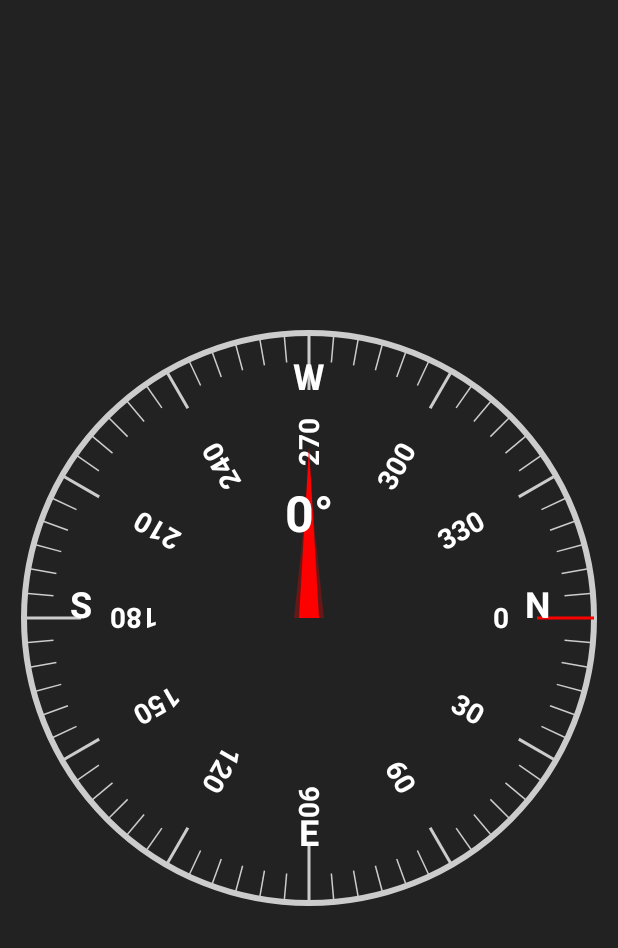
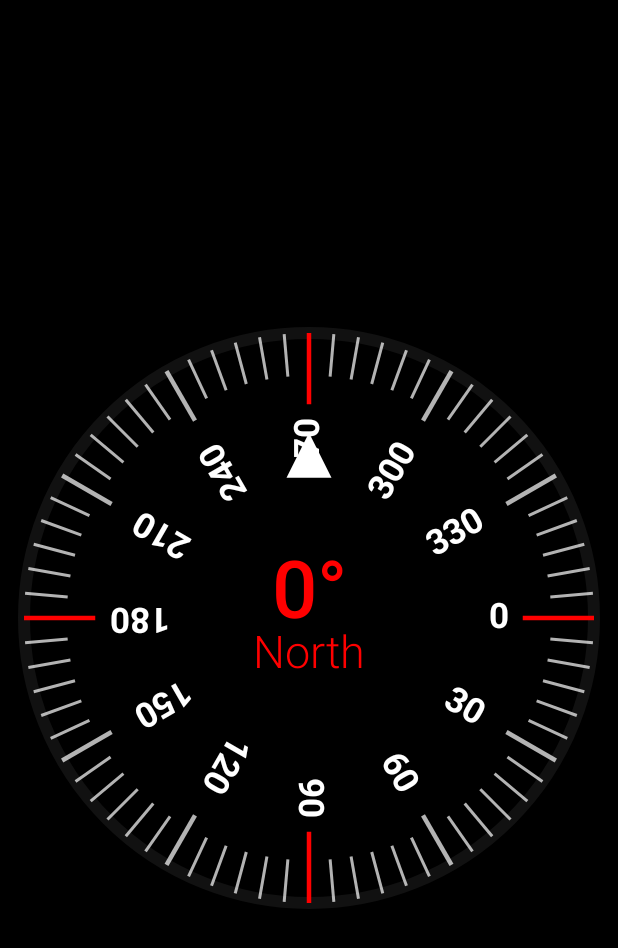
Before and after one commit to ZohaibKhanDev/Compass, an Android app built with Jetpack Compose: the screen it shows after launch (MainActivity), on a phone screen of 412 x 824 dp. Shown: the top 948 px of the screen. Run offline under Robolectric (Android 15) with nearby library versions, the phone set to English and light mode, and no system bars.

Commit message:
Compass Change

```diff
--- a/app/src/main/java/com/example/compass/MainActivity.kt
+++ b/app/src/main/java/com/example/compass/MainActivity.kt
@@ -8,34 +8,24 @@ import android.hardware.SensorManager
 import android.os.Bundle
 import androidx.activity.ComponentActivity
 import androidx.activity.compose.setContent
+import androidx.compose.animation.core.Animatable
+import androidx.compose.animation.core.tween
 import androidx.compose.foundation.Canvas
 import androidx.compose.foundation.background
-import androidx.compose.foundation.layout.Box
-import androidx.compose.foundation.layout.aspectRatio
-import androidx.compose.foundation.layout.fillMaxSize
-import androidx.compose.foundation.layout.padding
-import androidx.compose.runtime.Composable
-import androidx.compose.runtime.DisposableEffect
-import androidx.compose.runtime.LaunchedEffect
-import androidx.compose.runtime.getValue
-import androidx.compose.runtime.mutableStateOf
-import androidx.compose.runtime.remember
-import androidx.compose.runtime.rememberCoroutineScope
-import androidx.compose.runtime.setValue
+import androidx.compose.foundation.layout.*
+import androidx.compose.runtime.*
 import androidx.compose.ui.Alignment
 import androidx.compose.ui.Modifier
+import androidx.compose.ui.draw.rotate
 import androidx.compose.ui.geometry.Offset
-import androidx.compose.ui.graphics.Brush
 import androidx.compose.ui.graphics.Color
-import androidx.compose.ui.graphics.Path
 import androidx.compose.ui.graphics.drawscope.DrawScope
 import androidx.compose.ui.graphics.drawscope.Stroke
-import androidx.compose.ui.graphics.drawscope.rotate
 import androidx.compose.ui.graphics.nativeCanvas
 import androidx.compose.ui.platform.LocalContext
+import androidx.compose.ui.text.font.FontWeight
 import androidx.compose.ui.unit.dp
-import kotlinx.coroutines.CoroutineScope
-import kotlinx.coroutines.Dispatchers
+import androidx.compose.ui.unit.sp
 import kotlinx.coroutines.launch
 import kotlin.math.cos
 import kotlin.math.sin
@@ -54,18 +44,28 @@ fun CompassApp() {
     val context = LocalContext.current
     var currentDegree by remember { mutableStateOf(0f) }
     var smoothCurrentDegree by remember { mutableStateOf(0f) }
+    val coroutineScope = rememberCoroutineScope()
+    val degreeAnimation = remember { Animatable(0f) }
+
     SensorListener(onDegreeChanged = { degree ->
         currentDegree = degree
+        coroutineScope.launch {
+            degreeAnimation.animateTo(
+                targetValue = degree,
+                animationSpec = tween(durationMillis = 500)
+            )
+        }
     })
 
     LaunchedEffect(currentDegree) {
-        smoothCurrentDegree = lowPassFilter(smoothCurrentDegree, currentDegree, 0.02f)
+        smoothCurrentDegree = lowPassFilter(smoothCurrentDegree, degreeAnimation.value, 0.1f)
     }
 
     Box(
         modifier = Modifier
             .fillMaxSize()
-            .background(Color(0xFF222222))
+            .background(Color(0xFF000000)),
+        contentAlignment = Alignment.Center
     ) {
         CompassScreen(currentDegree = smoothCurrentDegree)
     }
@@ -74,6 +74,7 @@ fun CompassApp() {
 @Composable
 fun CompassScreen(currentDegree: Float) {
     val correctedDegree = currentDegree
+    val directionText = getDirectionFromDegree(correctedDegree.toInt())
 
     Box(
         modifier = Modifier
@@ -85,25 +86,24 @@ fun CompassScreen(currentDegree: Float) {
             modifier = Modifier
                 .fillMaxSize()
                 .aspectRatio(1f)
+                .rotate(-correctedDegree)
         ) {
             val centerX = size.width / 2
             val centerY = size.height / 2
             val radius = size.minDimension / 2
 
-
             drawCircle(
-                color = Color.LightGray,
+                color = Color(0xFF111111),
                 radius = radius,
-                style = Stroke(width = 4.dp.toPx())
+                style = Stroke(width = 8.dp.toPx())
             )
 
-
             for (degree in 0..359 step 5) {
-                val angleInRad = Math.toRadians(degree.toDouble() - correctedDegree).toFloat()
+                val angleInRad = Math.toRadians(degree.toDouble()).toFloat()
                 val lineLength = when {
-                    degree % 90 == 0 -> 0.2f
-                    degree % 30 == 0 -> 0.15f
-                    else -> 0.1f
+                    degree % 90 == 0 -> 0.25f
+                    degree % 30 == 0 -> 0.20f
+                    else -> 0.15f
                 }
 
                 val startX = centerX + (radius * (1 - lineLength)) * cos(angleInRad)
@@ -112,10 +112,10 @@ fun CompassScreen(currentDegree: Float) {
                 val endY = centerY + radius * sin(angleInRad)
 
                 drawLine(
-                    color = if (degree == correctedDegree.toInt()) Color.Red else Color.LightGray,
+                    color = if (degree == 0 || degree == 180) Color.Red else if (degree == 90 || degree == 270) Color.Red else Color.White.copy(alpha = 0.7f),
                     start = Offset(startX, startY),
                     end = Offset(endX, endY),
-                    strokeWidth = if (degree % 30 == 0) 2.dp.toPx() else 1.dp.toPx()
+                    strokeWidth = if (degree % 30 == 0) 3.dp.toPx() else 2.dp.toPx()
                 )
 
                 if (degree % 30 == 0) {
@@ -124,65 +124,60 @@ fun CompassScreen(currentDegree: Float) {
             }
 
 
-            val cardinalDirections = listOf("N", "E", "S", "W")
-            for ((index, direction) in cardinalDirections.withIndex()) {
-                val angleInRad = Math.toRadians((index * 90).toDouble() - correctedDegree).toFloat()
-                val textRadius = radius * 0.8f
-                val textX = centerX + (textRadius * cos(angleInRad))
-                val textY = centerY + (textRadius * sin(angleInRad))
-
-                drawContext.canvas.nativeCanvas.drawText(
-                    direction,
-                    textX,
-                    textY,
-                    android.graphics.Paint().apply {
-                        color = android.graphics.Color.WHITE
-                        textSize = 36f
-                        textAlign = android.graphics.Paint.Align.CENTER
-                        typeface = android.graphics.Typeface.DEFAULT_BOLD
-                    }
-                )
-            }
-
-
-            rotate(-correctedDegree, pivot = Offset(centerX, centerY)) {
-                drawPath(
-                    path = Path().apply {
-                        moveTo(centerX, centerY - radius * 0.5f)
-                        lineTo(centerX - 15f, centerY)
-                        lineTo(centerX + 15f, centerY)
-                        close()
-                    },
-                    color = Color.Red.copy(alpha = 0.3f)
-                )
-
-                drawPath(
-                    path = Path().apply {
-                        moveTo(centerX, centerY - radius * 0.6f)
-                        lineTo(centerX - 10f, centerY)
-                        lineTo(centerX + 10f, centerY)
-                        close()
-                    },
-                    color = Color.Red
-                )
-            }
+            drawArrow(centerX, centerY - radius * 0.65f, correctedDegree)
 
 
             drawContext.canvas.nativeCanvas.drawText(
-                "${currentDegree.toInt()}°",
+                "${correctedDegree.toInt()}°",
                 centerX,
-                centerY - radius * 0.3f,
+                centerY,
                 android.graphics.Paint().apply {
-                    color = android.graphics.Color.WHITE
-                    textSize = 50f
+                    color = android.graphics.Color.RED
+                    textSize = 80f
                     textAlign = android.graphics.Paint.Align.CENTER
-                    typeface = android.graphics.Typeface.DEFAULT_BOLD
+                    typeface = android.graphics.Typeface.create(
+                        "sans-serif-light",
+                        android.graphics.Typeface.BOLD
+                    )
+                }
+            )
+
+            drawContext.canvas.nativeCanvas.drawText(
+                directionText,
+                centerX,
+                centerY + 50f,
+                android.graphics.Paint().apply {
+                    color = android.graphics.Color.RED
+                    textSize = 45f
+                    textAlign = android.graphics.Paint.Align.CENTER
+                    typeface = android.graphics.Typeface.create(
+                        "sans-serif-light",
+                        android.graphics.Typeface.NORMAL
+                    )
                 }
             )
         }
     }
 }
 
+private fun DrawScope.drawArrow(centerX: Float, centerY: Float, angle: Float) {
+    val arrowSize = 30.dp.toPx()
+    val arrowPath = android.graphics.Path().apply {
+        moveTo(0f, 0f)
+        lineTo(-arrowSize / 2, arrowSize)
+        lineTo(arrowSize / 2, arrowSize)
+        close()
+    }
+
+    drawContext.canvas.nativeCanvas.save()
+    drawContext.canvas.nativeCanvas.translate(centerX, centerY)
+    drawContext.canvas.nativeCanvas.rotate(angle)
+    drawContext.canvas.nativeCanvas.drawPath(arrowPath, android.graphics.Paint().apply {
+        color = android.graphics.Color.WHITE
+        style = android.graphics.Paint.Style.FILL
+    })
+    drawContext.canvas.nativeCanvas.restore()
+}
 
 
 private fun DrawScope.drawDegreeText(
@@ -197,7 +192,7 @@ private fun DrawScope.drawDegreeText(
     val textY = centerY + (textRadius * sin(angleInRad))
     val textPaint = android.graphics.Paint().apply {
         color = android.graphics.Color.WHITE
-        textSize = 28f
+        textSize = 35f
         textAlign = android.graphics.Paint.Align.CENTER
         typeface = android.graphics.Typeface.DEFAULT_BOLD
     }
@@ -221,9 +216,9 @@ private fun DrawScope.drawDegreeText(
     )
 }
 
+
 @Composable
 fun SensorListener(
-    coroutineScope: CoroutineScope = rememberCoroutineScope(),
     onDegreeChanged: (Float) -> Unit
 ) {
     val context = LocalContext.current
@@ -248,29 +243,21 @@ fun SensorListener(
                         System.arraycopy(event.values, 0, geomagnetic, 0, event.values.size)
                     }
                 }
-                val rotationMatrix = FloatArray(9)
-                if (SensorManager.getRotationMatrix(
-                        rotationMatrix,
-                        null,
-                        gravity,
-                        geomagnetic
-                    )
-                ) {
+                val R = FloatArray(9)
+                val I = FloatArray(9)
+                if (SensorManager.getRotationMatrix(R, I, gravity, geomagnetic)) {
                     val orientation = FloatArray(3)
-                    SensorManager.getOrientation(rotationMatrix, orientation)
+                    SensorManager.getOrientation(R, orientation)
                     val azimuthDeg =
                         (Math.toDegrees(orientation[0].toDouble()) + 360).toFloat() % 360
-                    coroutineScope.launch(Dispatchers.Main) {
-                        onDegreeChanged(azimuthDeg)
-                    }
+                    onDegreeChanged(azimuthDeg)
                 }
             }
 
-            override fun onAccuracyChanged(sensor: Sensor?, accuracy: Int) {
-
-            }
+            override fun onAccuracyChanged(sensor: Sensor?, accuracy: Int) {}
         }
     }
+
     DisposableEffect(sensorManager) {
         sensorManager.registerListener(
             sensorEventListener,
@@ -288,21 +275,20 @@ fun SensorListener(
     }
 }
 
-
 fun lowPassFilter(previousValue: Float, currentValue: Float, alpha: Float): Float {
     return previousValue + alpha * (currentValue - previousValue)
 }
 
 fun getDirectionFromDegree(degree: Int): String {
     return when (degree) {
-        in 0..22 -> "N"
+        in 0..22 -> "North"
         in 23..67 -> "NE"
-        in 68..112 -> "E"
+        in 68..112 -> "East"
         in 113..157 -> "SE"
-        in 158..202 -> "S"
+        in 158..202 -> "South"
         in 203..247 -> "SW"
-        in 248..292 -> "W"
+        in 248..292 -> "West"
         in 293..337 -> "NW"
-        else -> "N"
+        else -> "North"
     }
 }
```
